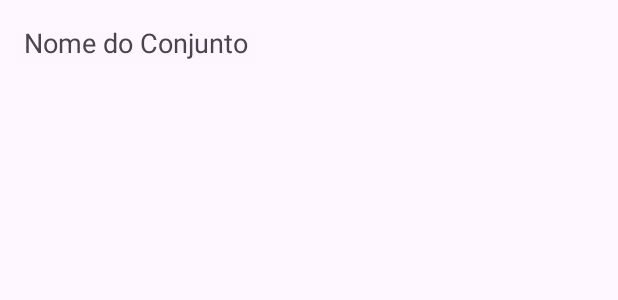
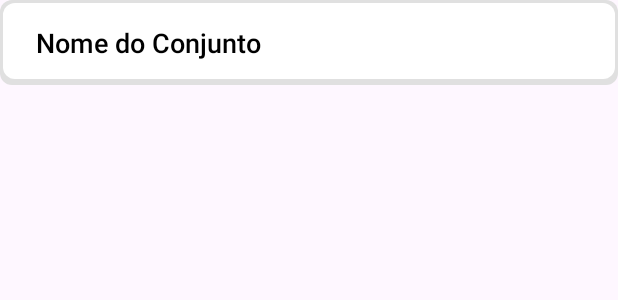
Before and after one commit to ils94/Personal_Trainer_App, an Android app: the layout item_workout_set.xml on its own in the app's theme, with its tools: preview values and no code run, on a phone screen of 412 x 824 dp. Shown: the top 300 px of the screen. Run offline under Robolectric (Android 15) with nearby library versions, the phone set to English and light mode, and no system bars.

Commit message:
more code

```diff
--- /dev/null
+++ b/app/src/main/res/drawable/item_background.xml
@@ -0,0 +1,21 @@
+<layer-list xmlns:android="http://schemas.android.com/apk/res/android">
+    <!-- Sombra -->
+    <item>
+        <shape android:shape="rectangle">
+            <solid android:color="#E0E0E0" /> <!-- Cor da sombra -->
+            <corners android:radius="8dp" /> <!-- Bordas arredondadas -->
+        </shape>
+    </item>
+
+    <!-- Fundo principal -->
+    <item
+        android:bottom="4dp"
+        android:left="2dp"
+        android:right="2dp"
+        android:top="2dp">
+        <shape android:shape="rectangle">
+            <solid android:color="#FFFFFF" /> <!-- Cor de fundo branca -->
+            <corners android:radius="8dp" /> <!-- Bordas arredondadas -->
+        </shape>
+    </item>
+</layer-list>
--- /dev/null
+++ b/app/src/main/res/drawable/rounded_background.xml
@@ -0,0 +1,4 @@
+<shape xmlns:android="http://schemas.android.com/apk/res/android">
+    <solid android:color="#FAFAFA" /> <!-- Fundo claro -->
+    <corners android:radius="8dp" /> <!-- Bordas arredondadas -->
+</shape>
--- a/app/src/main/res/layout/item_workout_set.xml
+++ b/app/src/main/res/layout/item_workout_set.xml
@@ -2,16 +2,22 @@
 <LinearLayout xmlns:android="http://schemas.android.com/apk/res/android"
     android:layout_width="match_parent"
     android:layout_height="wrap_content"
-    android:background="?attr/selectableItemBackground"
+    android:layout_marginBottom="8dp"
+    android:background="@drawable/item_background"
+    android:foreground="?attr/selectableItemBackground"
     android:orientation="horizontal"
-    android:padding="16dp"> <!-- Adiciona um efeito de clique -->
+    android:padding="16dp">
 
     <TextView
         android:id="@+id/setNameTextView"
         android:layout_width="0dp"
         android:layout_height="wrap_content"
         android:layout_weight="1"
+        android:fontFamily="sans-serif-medium"
+        android:gravity="center_vertical"
+        android:paddingStart="8dp"
+        android:paddingEnd="8dp"
         android:text="Nome do Conjunto"
+        android:textColor="@color/black"
         android:textSize="18sp" />
-
 </LinearLayout>
```
Also changed, not shown: app/src/main/res/layout/activity_workout_sets.xml (+15 -4 lines).
